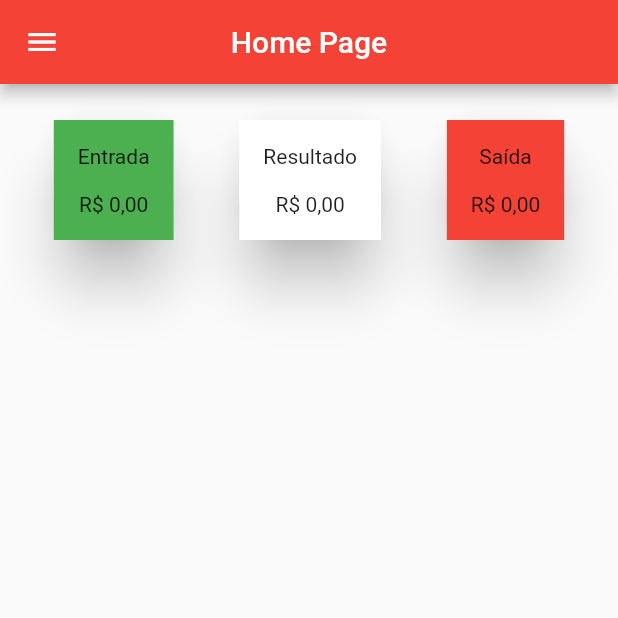
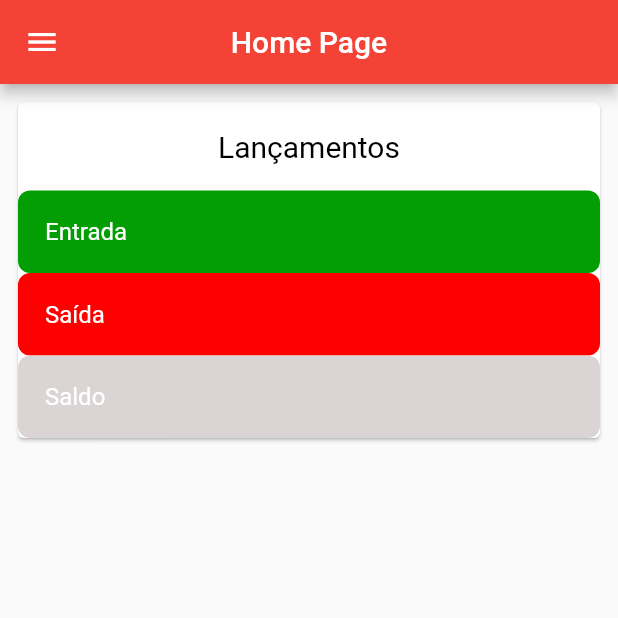
Before and after one commit to proz-tecnologia/PIT03GP04, a Flutter app: the HomePage screen opened by its route, on a phone screen of 412 x 824 dp, the top half of it. Run offline on Flutter 3.47's test engine with Material 2 defaults, Android fonts, the phone set to English and light mode, and no system bars; our stand-ins replace animated_splash_screen, currency_text_input_formatter, flutter_mobx, flutter_slidable, lottie, mobx; missing offline and left inert: validatorless; generated files the repository leaves out were written again.

Commit message:
Estruturando o projeto

```diff
--- /dev/null
+++ b/lib/home/ui/pages/home_page.dart
@@ -0,0 +1,140 @@
+import 'package:flutter/material.dart';
+import 'package:four_finance_app/controller/transaction.controller.dart';
+import 'package:four_finance_app/src/models/transaction.model.dart';
+import 'package:four_finance_app/widget/card.pattern.widget.dart';
+import 'package:four_finance_app/login/ui/component/drawer_page.dart';
+import 'package:four_finance_app/widget/item.transaction.dart';
+import 'package:provider/provider.dart';
+
+class HomePage extends StatefulWidget {
+  const HomePage({super.key});
+
+  @override
+  State<HomePage> createState() => _HomePageState();
+}
+
+class _HomePageState extends State<HomePage> {
+  int indexGrafico = 0;
+  //Instanciamos a HOME CONTROLLER
+
+  Map<String, double> listaValores = {
+    'Alimentação': 667.89,
+    'Transporte': 550.76,
+    'Diversão': 238.99,
+    'Educação': 235.99,
+    'Saúde': 980.55
+  };
+
+  List<Color> listaCores = [
+    const Color(0xffD95AF3),
+    const Color(0xff3EE094),
+    const Color(0xff3398F6),
+    const Color(0xffFA4A42),
+    const Color(0xffFE9539)
+  ];
+
+  @override
+  Widget build(BuildContext context) {
+    return Scaffold(
+      appBar: AppBar(
+        backgroundColor: Colors.red,
+        title: const Text('Home Page'),
+        centerTitle: true,
+      ),
+      drawer: const DrawerView(),
+      body: Padding(
+        padding: const EdgeInsets.all(8.0),
+        child: Consumer<TransactionController>(
+          builder: (context, transactionController, child) =>
+              SingleChildScrollView(
+            child: Card(
+              borderOnForeground: true,
+              child: Column(
+                crossAxisAlignment: CrossAxisAlignment.stretch,
+                mainAxisSize: MainAxisSize.max,
+                children: [
+                  Container(
+                    decoration: BoxDecoration(
+                      borderRadius: BorderRadius.circular(8),
+                      color: const Color.fromRGBO(255, 255, 255, 1),
+                      border: Border.all(
+                        width: 18.0,
+                        color: const Color.fromRGBO(255, 255, 255, 1),
+                      ),
+                    ),
+                    child: const Text(
+                      "Lançamentos",
+                      textAlign: TextAlign.center,
+                      style: TextStyle(
+                        fontSize: 20,
+                        fontWeight: FontWeight.w400,
+                        color: Colors.black,
+                      ),
+                    ),
+                  ),
+                  Container(
+                    decoration: BoxDecoration(
+                      borderRadius: BorderRadius.circular(8),
+                      color: const Color.fromARGB(255, 3, 158, 3),
+                      border: Border.all(
+                        width: 18.0,
+                        color: const Color.fromARGB(255, 3, 158, 3),
+                      ),
+                    ),
+                    child: const Text(
+                      "Entrada",
+                      textAlign: TextAlign.left,
+                      style: TextStyle(
+                        fontSize: 16,
+                        fontWeight: FontWeight.w400,
+                        color: Colors.white,
+                      ),
+                    ),
+                  ),
+                  Container(
+                    decoration: BoxDecoration(
+                      borderRadius: BorderRadius.circular(8),
+                      color: const Color.fromRGBO(255, 0, 0, 1),
+                      border: Border.all(
+                        width: 18.0,
+                        color: const Color.fromRGBO(255, 0, 0, 1),
+                      ),
+                    ),
+                    child: const Text(
+                      "Saída",
+                      textAlign: TextAlign.left,
+                      style: TextStyle(
+                        fontSize: 16,
+                        fontWeight: FontWeight.w400,
+                        color: Colors.white,
+                      ),
+                    ),
+                  ),
+                  Container(
+                    decoration: BoxDecoration(
+                      borderRadius: BorderRadius.circular(8),
+                      color: const Color.fromARGB(255, 219, 212, 212),
+                      border: Border.all(
+                        width: 18.0,
+                        color: const Color.fromARGB(255, 219, 212, 212),
+                      ),
+                    ),
+                    child: const Text(
+                      "Saldo",
+                      textAlign: TextAlign.left,
+                      style: TextStyle(
+                        fontSize: 16,
+                        fontWeight: FontWeight.w400,
+                        color: Colors.white,
+                      ),
+                    ),
+                  ),
+                ],
+              ),
+            ),
+          ),
+        ),
+      ),
+    );
+  }
+}
--- a/lib/widget/drawer_page.dart
+++ b/lib/login/ui/component/drawer_page.dart
@@ -1,8 +1,9 @@
 import 'package:flutter/material.dart';
 import 'package:flutter_mobx/flutter_mobx.dart';
-import 'package:four_finance_app/src/models/login_store.dart';
 import 'package:four_finance_app/src/util/string.dart';
 import 'package:provider/provider.dart';
+
+import '../../data/models/login_store.dart';
 
 class DrawerView extends StatefulWidget {
   const DrawerView({super.key});
--- a/lib/src/ui/pages/splash_page.dart
+++ b/lib/login/ui/component/splash_page.dart
@@ -1,7 +1,8 @@
 import 'package:animated_splash_screen/animated_splash_screen.dart';
 import 'package:flutter/material.dart';
-import 'package:four_finance_app/src/ui/pages/login_page.dart';
 import 'package:lottie/lottie.dart';
+
+import '../pages/login_page.dart';
 
 class SplashPage extends StatefulWidget {
   const SplashPage({super.key});
--- a/lib/src/ui/pages/cadLogin_page.dart
+++ b/lib/login/ui/pages/cadLogin_page.dart
@@ -1,7 +1,8 @@
-import 'package:four_finance_app/src/models/login_store.dart';
 import 'package:provider/provider.dart';
 import 'package:validatorless/validatorless.dart';
 import 'package:flutter/material.dart';
+
+import '../../../login/data/models/login_store.dart';
 
 class CadUsuarioPage extends StatefulWidget {
   const CadUsuarioPage({super.key});
--- a/lib/src/ui/pages/login_page.dart
+++ b/lib/login/ui/pages/login_page.dart
@@ -1,7 +1,8 @@
 import 'package:flutter/material.dart';
-import 'package:four_finance_app/src/models/login_store.dart';
 import 'package:provider/provider.dart';
 import 'package:validatorless/validatorless.dart';
+
+import '../../data/models/login_store.dart';
 
 class LoginPage extends StatefulWidget {
   const LoginPage({super.key});
--- a/lib/src/ui/pages/home_page.dart
+++ /dev/null
@@ -1,149 +0,0 @@
-import 'package:flutter/material.dart';
-import 'package:four_finance_app/controller/transaction.controller.dart';
-import 'package:four_finance_app/src/models/transaction.model.dart';
-import 'package:four_finance_app/widget/card.pattern.widget.dart';
-import 'package:four_finance_app/widget/drawer_page.dart';
-import 'package:four_finance_app/widget/item.transaction.dart';
-import 'package:provider/provider.dart';
-
-class HomePage extends StatefulWidget {
-  const HomePage({super.key});
-
-  @override
-  State<HomePage> createState() => _HomePageState();
-}
-
-class _HomePageState extends State<HomePage> {
-  int indexGrafico = 0;
-  //Instanciamos a HOME CONTROLLER
-
-  Map<String, double> listaValores = {
-    'Alimentação': 667.89,
-    'Transporte': 550.76,
-    'Diversão': 238.99,
-    'Educação': 235.99,
-    'Saúde': 980.55
-  };
-
-  List<Color> listaCores = [
-    const Color(0xffD95AF3),
-    const Color(0xff3EE094),
-    const Color(0xff3398F6),
-    const Color(0xffFA4A42),
-    const Color(0xffFE9539)
-  ];
-
-  @override
-  Widget build(BuildContext context) {
-    return Scaffold(
-        appBar: AppBar(
-          backgroundColor: Colors.red,
-          title: const Text('Home Page'),
-          centerTitle: true,
-        ),
-        drawer: const DrawerView(),
-        body: Padding(
-          padding: const EdgeInsets.all(8.0),
-          child: Consumer<TransactionController>(
-            builder: (context, transactionController, child) =>
-                SingleChildScrollView(
-              child: Column(
-                crossAxisAlignment: CrossAxisAlignment.start,
-                children: [
-                  Row(
-                    mainAxisAlignment: MainAxisAlignment.spaceEvenly,
-                    children: [
-                      CardPattern(const Text('Entrada'), Colors.green,
-                          transactionController.getTotalIncoming),
-                      //Card valor entrada - despesas
-                      CardPattern(
-                          const Text('Resultado'),
-                          Colors.white,
-                          transactionController.getTotalIncoming -
-                              transactionController.getTotalOutcoming),
-                      //Card valor de saída
-                      CardPattern(const Text('Saída'), Colors.red,
-                          transactionController.getTotalOutcoming),
-                    ],
-                  ),
-                  ListView.builder(
-                      //aqui resolveu o erro q n estava aparecendo
-                      shrinkWrap: true,
-                      itemBuilder: (_, index) => Dismissible(
-                            key: ValueKey<Transaction>(
-                                transactionController.transactions[index]),
-                            direction: DismissDirection.endToStart,
-                            resizeDuration: const Duration(seconds: 1),
-                            onDismissed: (direction) =>
-                                transactionController.removeByPosition(index),
-                            child: ItemTransaction(
-                              transactionController.transactions[index],
-                              key: ValueKey<int>(index),
-                            ),
-                          ),
-                      itemCount: transactionController.transactions.length)
-                ],
-              ),
-
-              /*ListView.builder(
-    itemCount: 6,
-    itemBuilder: (_, index) {
-      //Retornamos o ITEMWIDGET q tem o OBERSERVEBLE
-      return ItemWidget(item: null);
-    },
-      ),*/ /*Column(
-    children: [
-      Padding(
-            padding: const EdgeInsets.all(0),
-            child: Container(
-              alignment: Alignment.topCenter,
-              child: Card(
-                margin: const EdgeInsets.all(32),
-                elevation: 25,
-                surfaceTintColor: Colors.amber,
-                shadowColor: Colors.black,
-                child: SizedBox(
-                  width: 450,
-                  height: 300,
-                  child: PieChart(
-                    dataMap: listaValores,
-                    colorList: listaCores,
-                    //Definindo o tamanho da pizza
-                    chartRadius: MediaQuery.of(context).size.width / 3,
-                    //centerText: 'Pd escrever algo no meio',
-                    chartType: ChartType.ring,
-                    ringStrokeWidth: 24,
-                    animationDuration: const Duration(seconds: 3),
-                    chartValuesOptions: const ChartValuesOptions(
-                        //mostrar valores
-                        showChartValues: true,
-                        //mostrar valores fora do grafico
-                        showChartValuesOutside: true,
-                        //mostrar valores em porcentagem
-                        showChartValuesInPercentage: false,
-                        //mostrar o fundo dos valores
-                        showChartValueBackground: false),
-                    legendOptions: const LegendOptions(
-                        showLegends: true,
-                        legendShape: BoxShape.circle,
-                        legendTextStyle: TextStyle(fontSize: 16)),
-                  ),
-                  //child: Center(),
-                ),
-              ),
-            ),
-      ),
-      SizedBox(height: 24),
-      ListView.builder(
-            itemCount: 6,
-            itemBuilder: (_, index) {
-              return ItemWidget();
-            },
-      ),
-    ],
-      ),*/
-            ),
-          ),
-        ));
-  }
-}
--- a/lib/src/ui/pages/transaction_page.dart
+++ b/lib/src/ui/pages/transaction_page.dart
@@ -2,7 +2,7 @@ import 'package:currency_text_input_formatter/currency_text_input_formatter.dart
 import 'package:flutter/material.dart';
 import 'package:four_finance_app/controller/transaction.controller.dart';
 import 'package:four_finance_app/src/models/transaction.model.dart';
-import 'package:four_finance_app/widget/drawer_page.dart';
+import 'package:four_finance_app/login/ui/component/drawer_page.dart';
 import 'package:provider/provider.dart';
 import 'package:validatorless/validatorless.dart';
 
--- a/lib/widget/item.transaction.dart
+++ b/lib/widget/item.transaction.dart
@@ -1,8 +1,6 @@
 import 'package:flutter/material.dart';
-import 'package:four_finance_app/controller/transaction.controller.dart';
 import 'package:four_finance_app/extension/extension.double.dart';
 import 'package:four_finance_app/src/models/transaction.model.dart';
-import 'package:provider/provider.dart';
 
 //esse widget vai popular a lista da home com tds as transaçoes
 class ItemTransaction extends StatelessWidget {
```
Also changed, not shown: lib/main.dart (+13 -14 lines), lib/src/ui/pages/apagar_page.dart (deleted, +0 -139 lines), lib/src/ui/pages/areceber_page.dart (deleted, +0 -140 lines), lib/src/ui/pages/categoria_page.dart (deleted, +0 -17 lines), lib/login/data/models/login_store.dart (renamed from lib/src/models/login_store.dart), lib/login/data/models/login_store.g.dart (renamed from lib/src/models/login_store.g.dart), pubspec.yaml (line endings or trailing spaces), 1 other file.
